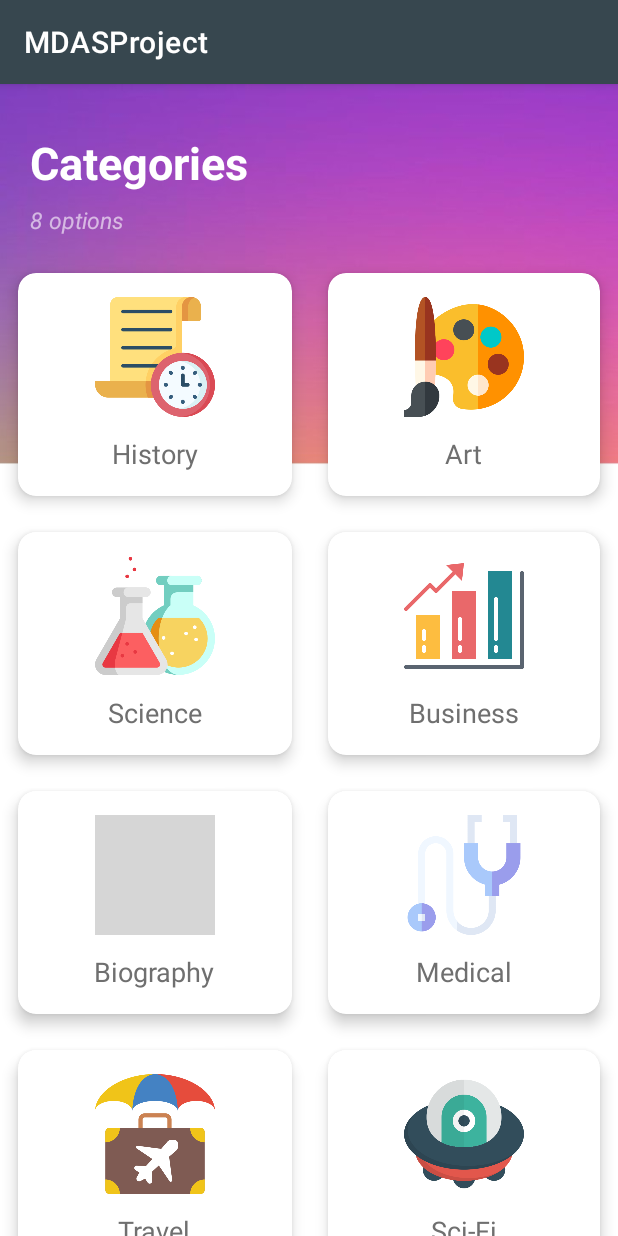
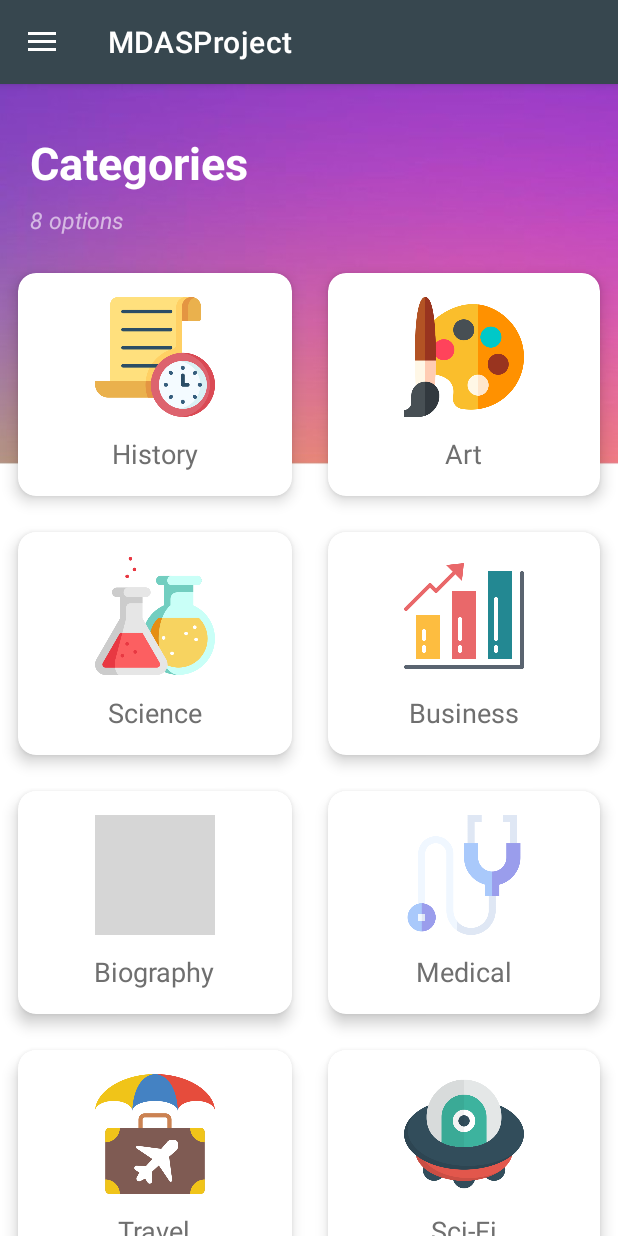
Before and after one commit to IrinaDobre/android-mdas, an Android app: the screen it shows after launch (CategoriesActivity), on a phone screen of 412 x 824 dp. Run offline under Robolectric (Android 15) with nearby library versions, the phone set to English and light mode, and no system bars; grey boxes are pictures that could not be loaded.

Commit message:
navigation menu + shopping cart

```diff
--- a/app/src/main/java/com/example/mdasproject/BookDetailsActivity.java
+++ b/app/src/main/java/com/example/mdasproject/BookDetailsActivity.java
@@ -8,6 +8,7 @@ import android.os.Bundle;
 import android.view.View;
 import android.widget.ImageView;
 import android.widget.TextView;
+import android.widget.Toast;
 import android.widget.Toolbar;
 
 import com.bumptech.glide.Glide;
@@ -76,8 +77,7 @@ public class BookDetailsActivity extends AppCompatActivity {
             cartItem.setTotalPrice(19.6); //Double.valueOf(tvPrice.getText().toString())
             //cartItem.setImageBook();
             User.shoppingList.add(cartItem);
-            Intent i = new Intent(this, ShoppingCartActivity.class);
-            startActivity(i);
+            Toast.makeText(getApplicationContext(), "The book was added to your shopping cart", Toast.LENGTH_SHORT).show();
         });
     }
 
--- a/app/src/main/java/com/example/mdasproject/CategoriesActivity.java
+++ b/app/src/main/java/com/example/mdasproject/CategoriesActivity.java
@@ -1,16 +1,30 @@
 package com.example.mdasproject;
-
-import androidx.appcompat.app.AppCompatActivity;
-import androidx.cardview.widget.CardView;
 
 import android.content.Intent;
 import android.os.Bundle;
+import android.view.MenuItem;
 import android.view.View;
 import android.widget.Toast;
 
-public class CategoriesActivity extends AppCompatActivity implements View.OnClickListener {
+import androidx.appcompat.widget.Toolbar;
+
+import androidx.annotation.NonNull;
+import androidx.appcompat.app.ActionBarDrawerToggle;
+import androidx.appcompat.app.AppCompatActivity;
+import androidx.cardview.widget.CardView;
+import androidx.core.view.GravityCompat;
+import androidx.drawerlayout.widget.DrawerLayout;
+
+import com.google.android.material.navigation.NavigationView;
+
+public class CategoriesActivity extends AppCompatActivity implements View.OnClickListener, NavigationView.OnNavigationItemSelectedListener {
     private CardView historyCard, artCard, scienceCard, scifiCard, businessCard,
             biographyCard, travelCard, medicalCard;
+
+    private DrawerLayout drawerLayout;
+    private ActionBarDrawerToggle toggle;
+    private NavigationView navigationView;
+    //private Toolbar toolbar;
 
     @Override
     protected void onCreate(Bundle savedInstanceState) {
@@ -34,6 +48,17 @@ public class CategoriesActivity extends AppCompatActivity implements View.OnClic
         biographyCard.setOnClickListener(this);
         travelCard.setOnClickListener(this);
         medicalCard.setOnClickListener(this);
+
+
+        drawerLayout = findViewById(R.id.drawer_layout);
+        navigationView = findViewById(R.id.nav_menu);
+
+        toggle = new ActionBarDrawerToggle(this, drawerLayout, R.string.open, R.string.close);
+        drawerLayout.addDrawerListener(toggle );
+        toggle.syncState();
+        getSupportActionBar().setDisplayHomeAsUpEnabled(true);
+
+        navigationView.setNavigationItemSelectedListener(this);
     }
 
     @Override
@@ -91,6 +116,35 @@ public class CategoriesActivity extends AppCompatActivity implements View.OnClic
         }
     }
 
+    @Override
+    public boolean onOptionsItemSelected(@NonNull MenuItem item) {
+        return super.onOptionsItemSelected(item);
+    }
 
+    @Override
+    public boolean onNavigationItemSelected(@NonNull MenuItem item) {
 
+        switch(item.getItemId()) {
+            case R.id.nav_fav_list :
+                Toast.makeText(getApplicationContext(),"Lista Favorite", Toast.LENGTH_LONG).show();
+                drawerLayout.closeDrawer(GravityCompat.START);
+                break;
+            case R.id.nav_shopping_cart :
+                Toast.makeText(getApplicationContext(),"Lista Cumparaturi", Toast.LENGTH_LONG).show();
+                drawerLayout.closeDrawer(GravityCompat.START);
+                Intent i = new Intent(this, ShoppingCartActivity.class);
+                startActivity(i);
+                break;
+            case R.id.nav_settings :
+                Toast.makeText(getApplicationContext(),"Setari", Toast.LENGTH_LONG).show();
+                drawerLayout.closeDrawer(GravityCompat.START);
+                break;
+            case R.id.nav_logout :
+                Toast.makeText(getApplicationContext(),"Logout", Toast.LENGTH_LONG).show();
+                drawerLayout.closeDrawer(GravityCompat.START);
+                break;
+        }
+
+        return true;
+    }
 }
--- /dev/null
+++ b/app/src/main/res/drawable/ic_menu.xml
@@ -0,0 +1,5 @@
+<vector android:height="32dp" android:tint="?attr/colorControlNormal"
+    android:viewportHeight="24" android:viewportWidth="24"
+    android:width="32dp" xmlns:android="http://schemas.android.com/apk/res/android">
+    <path android:fillColor="@android:color/white" android:pathData="M3,18h18v-2L3,16v2zM3,13h18v-2L3,11v2zM3,6v2h18L21,6L3,6z"/>
+</vector>
--- a/app/src/main/res/layout/activity_categories.xml
+++ b/app/src/main/res/layout/activity_categories.xml
@@ -1,87 +1,102 @@
 <?xml version="1.0" encoding="utf-8"?>
-<ScrollView xmlns:android="http://schemas.android.com/apk/res/android"
+<androidx.drawerlayout.widget.DrawerLayout
+    xmlns:android="http://schemas.android.com/apk/res/android"
+    xmlns:tools="http://schemas.android.com/tools"
     xmlns:app="http://schemas.android.com/apk/res-auto"
-    xmlns:tools="http://schemas.android.com/tools"
+    android:layout_width="match_parent"
+    android:layout_height="match_parent"
+    android:orientation="vertical"
+    android:id="@+id/drawer_layout"
+    tools:context=".CategoriesActivity">
+
+
+<LinearLayout
+    android:layout_width="match_parent"
+    android:layout_height="match_parent">
+
+    <ScrollView
+        xmlns:android="http://schemas.android.com/apk/res/android"
         android:layout_width="match_parent"
         android:layout_height="match_parent"
         android:background="@drawable/back"
-    tools:context=".CategoriesActivity">
+        >
+
+
 
         <LinearLayout
-        android:orientation="vertical"
             android:layout_width="match_parent"
-        android:layout_height="match_parent">
+            android:layout_height="match_parent"
+            android:orientation="vertical">
 
             <RelativeLayout
-            android:layout_marginTop="32dp"
                 android:layout_width="match_parent"
                 android:layout_height="wrap_content"
                 android:layout_marginLeft="20dp"
+                android:layout_marginTop="32dp"
                 android:layout_marginRight="20dp">
 
                 <TextView
                     android:id="@+id/textViewCategories"
+                    android:layout_width="wrap_content"
+                    android:layout_height="wrap_content"
+                    android:text="Categories"
+                    android:textColor="@color/white"
                     android:textSize="30sp"
-                android:textStyle="bold"
-                android:textColor="@color/white"
-                android:text="Categories"
-                android:layout_width="wrap_content"
-                android:layout_height="wrap_content"/>
+                    android:textStyle="bold" />
 
                 <TextView
+                    android:layout_width="wrap_content"
+                    android:layout_height="wrap_content"
+                    android:layout_below="@id/textViewCategories"
                     android:layout_marginTop="7dp"
-                android:layout_below="@id/textViewCategories"
+                    android:text="8 options"
+                    android:textColor="@color/material_on_primary_emphasis_medium"
                     android:textSize="15sp"
-                android:textStyle="italic"
-                android:textColor="@color/material_on_primary_emphasis_medium"
-                android:text="8 options"
-                android:layout_width="wrap_content"
-                android:layout_height="wrap_content"/>
+                    android:textStyle="italic" />
 
                 <ImageView
-                android:layout_alignParentRight="true"
                     android:layout_width="82dp"
-                android:layout_height="82dp"/>
+                    android:layout_height="82dp"
+                    android:layout_alignParentRight="true" />
             </RelativeLayout>
 
             <GridLayout
+                android:layout_width="match_parent"
+                android:layout_height="wrap_content"
+                android:alignmentMode="alignMargins"
+                android:columnCount="2"
                 android:columnOrderPreserved="false"
-            android:alignmentMode="alignMargins"
-            android:rowCount="3"
-            android:columnCount="2"
-            android:layout_width="match_parent"
-            android:layout_height="wrap_content">
+                android:rowCount="3">
 
                 <androidx.cardview.widget.CardView
                     android:id="@+id/historyCard"
                     android:layout_width="wrap_content"
                     android:layout_height="wrap_content"
+                    android:layout_rowWeight="1"
                     android:layout_columnWeight="1"
-                android:layout_rowWeight="1"
-                app:cardElevation="6dp"
+                    android:layout_margin="12dp"
                     app:cardCornerRadius="12dp"
-                android:layout_margin="12dp"
-                >
+                    app:cardElevation="6dp">
 
                     <LinearLayout
                         android:layout_width="match_parent"
                         android:layout_height="match_parent"
                         android:gravity="center"
-                    android:padding="16dp"
-                    android:orientation="vertical">
+                        android:orientation="vertical"
+                        android:padding="16dp">
 
                         <ImageView
                             android:layout_width="80dp"
                             android:layout_height="80dp"
-                        android:src="@drawable/history"/>
+                            android:src="@drawable/history" />
 
                         <TextView
+                            android:layout_width="wrap_content"
+                            android:layout_height="wrap_content"
                             android:layout_marginTop="12dp"
+                            android:text="History"
                             android:textColor="#6f6f6f"
-                        android:textSize="18sp"
-                        android:text="History"
-                        android:layout_width="wrap_content"
-                        android:layout_height="wrap_content"/>
+                            android:textSize="18sp" />
                     </LinearLayout>
                 </androidx.cardview.widget.CardView>
 
@@ -89,32 +104,31 @@
                     android:id="@+id/artCard"
                     android:layout_width="wrap_content"
                     android:layout_height="wrap_content"
+                    android:layout_rowWeight="1"
                     android:layout_columnWeight="1"
-                android:layout_rowWeight="1"
-                app:cardElevation="6dp"
+                    android:layout_margin="12dp"
                     app:cardCornerRadius="12dp"
-                android:layout_margin="12dp"
-                >
+                    app:cardElevation="6dp">
 
                     <LinearLayout
                         android:layout_width="match_parent"
                         android:layout_height="match_parent"
                         android:gravity="center"
-                    android:padding="16dp"
-                    android:orientation="vertical">
+                        android:orientation="vertical"
+                        android:padding="16dp">
 
                         <ImageView
                             android:layout_width="80dp"
                             android:layout_height="80dp"
-                        android:src="@drawable/art"/>
+                            android:src="@drawable/art" />
 
                         <TextView
+                            android:layout_width="wrap_content"
+                            android:layout_height="wrap_content"
                             android:layout_marginTop="12dp"
+                            android:text="Art"
                             android:textColor="#6f6f6f"
-                        android:textSize="18sp"
-                        android:text="Art"
-                        android:layout_width="wrap_content"
-                        android:layout_height="wrap_content"/>
+                            android:textSize="18sp" />
                     </LinearLayout>
                 </androidx.cardview.widget.CardView>
 
@@ -122,32 +136,31 @@
                     android:id="@+id/scienceCard"
                     android:layout_width="wrap_content"
                     android:layout_height="wrap_content"
+                    android:layout_rowWeight="1"
                     android:layout_columnWeight="1"
-                android:layout_rowWeight="1"
-                app:cardElevation="6dp"
+                    android:layout_margin="12dp"
                     app:cardCornerRadius="12dp"
-                android:layout_margin="12dp"
-                >
+                    app:cardElevation="6dp">
 
                     <LinearLayout
                         android:layout_width="match_parent"
                         android:layout_height="match_parent"
                         android:gravity="center"
-                    android:padding="16dp"
-                    android:orientation="vertical">
+                        android:orientation="vertical"
+                        android:padding="16dp">
 
                         <ImageView
                             android:layout_width="80dp"
                             android:layout_height="80dp"
-                        android:src="@drawable/science"/>
+                            android:src="@drawable/science" />
 
                         <TextView
+                            android:layout_width="wrap_content"
+                            android:layout_height="wrap_content"
                             android:layout_marginTop="12dp"
+                            android:text="Science"
                             android:textColor="#6f6f6f"
-                        android:textSize="18sp"
-                        android:text="Science"
-                        android:layout_width="wrap_content"
-                        android:layout_height="wrap_content"/>
+                            android:textSize="18sp" />
                     </LinearLayout>
                 </androidx.cardview.widget.CardView>
 
@@ -155,32 +168,31 @@
                     android:id="@+id/businessCard"
                     android:layout_width="wrap_content"
                     android:layout_height="wrap_content"
+                    android:layout_rowWeight="1"
                     android:layout_columnWeight="1"
-                android:layout_rowWeight="1"
-                app:cardElevation="6dp"
+                    android:layout_margin="12dp"
                     app:cardCornerRadius="12dp"
-                android:layout_margin="12dp"
-                >
+                    app:cardElevation="6dp">
 
                     <LinearLayout
                         android:layout_width="match_parent"
                         android:layout_height="match_parent"
                         android:gravity="center"
-                    android:padding="16dp"
-                    android:orientation="vertical">
+                        android:orientation="vertical"
+                        android:padding="16dp">
 
                         <ImageView
                             android:layout_width="80dp"
                             android:layout_height="80dp"
-                        android:src="@drawable/business"/>
+                            android:src="@drawable/business" />
 
                         <TextView
+                            android:layout_width="wrap_content"
+                            android:layout_height="wrap_content"
                             android:layout_marginTop="12dp"
+                            android:text="Business"
                             android:textColor="#6f6f6f"
-                        android:textSize="18sp"
-                        android:text="Business"
-                        android:layout_width="wrap_content"
-                        android:layout_height="wrap_content"/>
+                            android:textSize="18sp" />
                     </LinearLayout>
                 </androidx.cardview.widget.CardView>
 
@@ -188,32 +200,31 @@
                     android:id="@+id/bioCard"
                     android:layout_width="wrap_content"
                     android:layout_height="wrap_content"
+                    android:layout_rowWeight="1"
                     android:layout_columnWeight="1"
-                android:layout_rowWeight="1"
-                app:cardElevation="6dp"
+                    android:layout_margin="12dp"
                     app:cardCornerRadius="12dp"
-                android:layout_margin="12dp"
-                >
+                    app:cardElevation="6dp">
 
                     <LinearLayout
                         android:layout_width="match_parent"
                         android:layout_height="match_parent"
                         android:gravity="center"
-                    android:padding="16dp"
-                    android:orientation="vertical">
+                        android:orientation="vertical"
+                        android:padding="16dp">
 
                         <ImageView
                             android:layout_width="80dp"
                             android:layout_height="80dp"
-                        android:src="@drawable/biography"/>
+                            android:src="@drawable/biography" />
 
                         <TextView
+                            android:layout_width="wrap_content"
+                            android:layout_height="wrap_content"
                             android:layout_marginTop="12dp"
+                            android:text="Biography"
                             android:textColor="#6f6f6f"
-                        android:textSize="18sp"
-                        android:text="Biography"
-                        android:layout_width="wrap_content"
-                        android:layout_height="wrap_content"/>
+                            android:textSize="18sp" />
                     </LinearLayout>
                 </androidx.cardview.widget.CardView>
 
@@ -221,32 +232,31 @@
                     android:id="@+id/medicalCard"
                     android:layout_width="wrap_content"
                     android:layout_height="wrap_content"
+                    android:layout_rowWeight="1"
                     android:layout_columnWeight="1"
-                android:layout_rowWeight="1"
-                app:cardElevation="6dp"
+                    android:layout_margin="12dp"
                     app:cardCornerRadius="12dp"
-                android:layout_margin="12dp"
-                >
+                    app:cardElevation="6dp">
 
                     <LinearLayout
                         android:layout_width="match_parent"
                         android:layout_height="match_parent"
                         android:gravity="center"
-                    android:padding="16dp"
-                    android:orientation="vertical">
+                        android:orientation="vertical"
+                        android:padding="16dp">
 
                         <ImageView
                             android:layout_width="80dp"
                             android:layout_height="80dp"
-                        android:src="@drawable/medical"/>
+                            android:src="@drawable/medical" />
 
                         <TextView
+                            android:layout_width="wrap_content"
+                            android:layout_height="wrap_content"
                             android:layout_marginTop="12dp"
+                            android:text="Medical"
                             android:textColor="#6f6f6f"
-                        android:textSize="18sp"
-                        android:text="Medical"
-                        android:layout_width="wrap_content"
-                        android:layout_height="wrap_content"/>
+                            android:textSize="18sp" />
                     </LinearLayout>
                 </androidx.cardview.widget.CardView>
 
@@ -254,70 +264,82 @@
                     android:id="@+id/travelCard"
                     android:layout_width="wrap_content"
                     android:layout_height="wrap_content"
+                    android:layout_rowWeight="1"
                     android:layout_columnWeight="1"
-                android:layout_rowWeight="1"
-                app:cardElevation="6dp"
+                    android:layout_margin="12dp"
                     app:cardCornerRadius="12dp"
-                android:layout_margin="12dp"
-                >
+                    app:cardElevation="6dp">
 
                     <LinearLayout
                         android:layout_width="match_parent"
                         android:layout_height="match_parent"
                         android:gravity="center"
-                    android:padding="16dp"
-                    android:orientation="vertical">
+                        android:orientation="vertical"
+                        android:padding="16dp">
 
                         <ImageView
                             android:layout_width="80dp"
                             android:layout_height="80dp"
-                        android:src="@drawable/travel"/>
+                            android:src="@drawable/travel" />
 
                         <TextView
+                            android:layout_width="wrap_content"
+                            android:layout_height="wrap_content"
                             android:layout_marginTop="12dp"
+                            android:text="Travel"
                             android:textColor="#6f6f6f"
-                        android:textSize="18sp"
-                        android:text="Travel"
-                        android:layout_width="wrap_content"
-                        android:layout_height="wrap_content"/>
+                            android:textSize="18sp" />
                     </LinearLayout>
                 </androidx.cardview.widget.CardView>
-
 
 
                 <androidx.cardview.widget.CardView
                     android:id="@+id/scifiCard"
                     android:layout_width="wrap_content"
                     android:layout_height="wrap_content"
+                    android:layout_rowWeight="1"
                     android:layout_columnWeight="1"
-                android:layout_rowWeight="1"
-                app:cardElevation="6dp"
+                    android:layout_margin="12dp"
                     app:cardCornerRadius="12dp"
-                android:layout_margin="12dp"
-                >
+                    app:cardElevation="6dp">
 
                     <LinearLayout
                         android:layout_width="match_parent"
                         android:layout_height="match_parent"
                         android:gravity="center"
-                    android:padding="16dp"
-                    android:orientation="vertical">
+                        android:orientation="vertical"
+                        android:padding="16dp">
 
                         <ImageView
                             android:layout_width="80dp"
                             android:layout_height="80dp"
-                        android:src="@drawable/scifi"/>
+                            android:src="@drawable/scifi" />
 
                         <TextView
+                            android:layout_width="wrap_content"
+                            android:layout_height="wrap_content"
                             android:layout_marginTop="12dp"
+                            android:text="Sci-Fi"
                             android:textColor="#6f6f6f"
-                        android:textSize="18sp"
-                        android:text="Sci-Fi"
-                        android:layout_width="wrap_content"
-                        android:layout_height="wrap_content"/>
+                            android:textSize="18sp" />
                     </LinearLayout>
                 </androidx.cardview.widget.CardView>
             </GridLayout>
         </LinearLayout>
+    </ScrollView>
+</LinearLayout>
+<!--    <androidx.appcompat.widget.Toolbar-->
+<!--        android:layout_width="match_parent"-->
+<!--        android:layout_height="wrap_content"-->
+<!--        android:id="@+id/toolbar"-->
+<!--        />-->
 
-</ScrollView>
+    <com.google.android.material.navigation.NavigationView
+        android:layout_width="wrap_content"
+        android:layout_height="match_parent"
+        android:id="@+id/nav_menu"
+        app:menu="@menu/drawer_menu"
+        app:headerLayout="@layout/header_menu"
+        android:layout_gravity="start"/>
+
+</androidx.drawerlayout.widget.DrawerLayout>
--- /dev/null
+++ b/app/src/main/res/menu/drawer_menu.xml
@@ -0,0 +1,16 @@
+<?xml version="1.0" encoding="utf-8"?>
+<menu xmlns:android="http://schemas.android.com/apk/res/android">
+
+    <item android:id="@+id/nav_fav_list" android:title="Favorites List"
+       />
+
+    <item android:id="@+id/nav_shopping_cart" android:title="Shopping Cart"
+        />
+
+    <item android:id="@+id/nav_settings" android:title="Settings"
+        />
+
+
+    <item android:id="@+id/nav_logout" android:title="Logout"
+        />
+</menu>
--- a/app/src/main/res/values/strings.xml
+++ b/app/src/main/res/values/strings.xml
@@ -4,4 +4,8 @@
     <string name="label_password">Password</string>
     <string name="button_login">Login</string>
     <string name="button_create_an_account">Create an Account</string>
+    <string name="Open">Open</string>
+    <string name="Close">Close</string>
+    <string name="open">Open</string>
+    <string name="close">Close</string>
 </resources>
```
Also changed, not shown: app/build.gradle (+7 -7 lines), app/src/main/res/layout/header_menu.xml (added, +12 -0 lines), app/src/main/res/layout/main_toolbar.xml (added, +21 -0 lines). Lines whose indentation alone changed are shown as unchanged.
